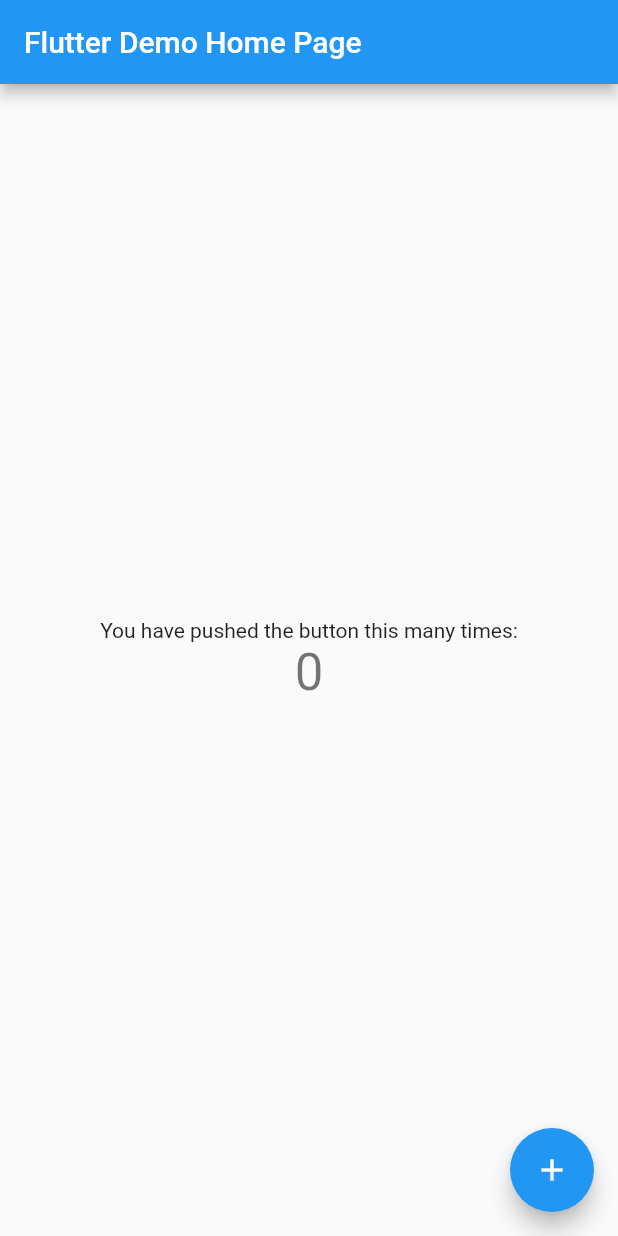
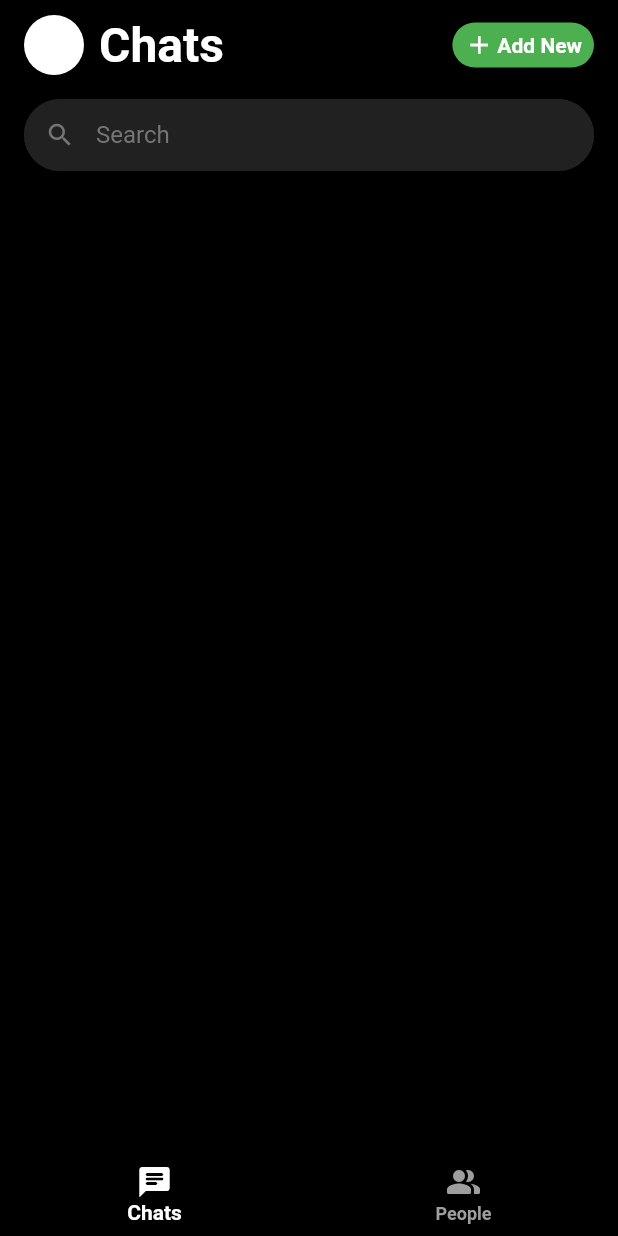
Before and after one commit to MajorGrey/MChat, a Flutter app: the screen it shows after launch, on a phone screen of 412 x 824 dp. Run offline on Flutter 3.47's test engine with Material 2 defaults, Android fonts, the phone set to English and light mode, and no system bars.

Commit message:
Header and Bottom UI

```diff
--- a/lib/main.dart
+++ b/lib/main.dart
@@ -1,3 +1,4 @@
+import 'package:MChat/pages/homepage.dart';
 import 'package:flutter/material.dart';
 
 void main() {
@@ -5,113 +6,21 @@ void main() {
 }
 
 class MyApp extends StatelessWidget {
-  // This widget is the root of your application.
   @override
   Widget build(BuildContext context) {
     return MaterialApp(
-      title: 'Flutter Demo',
+      title: 'MChat',
       theme: ThemeData(
-        // This is the theme of your application.
-        //
-        // Try running your application with "flutter run". You'll see the
-        // application has a blue toolbar. Then, without quitting the app, try
-        // changing the primarySwatch below to Colors.green and then invoke
-        // "hot reload" (press "r" in the console where you ran "flutter run",
-        // or simply save your changes to "hot reload" in a Flutter IDE).
-        // Notice that the counter didn't reset back to zero; the application
-        // is not restarted.
-        primarySwatch: Colors.blue,
-        // This makes the visual density adapt to the platform that you run
-        // the app on. For desktop platforms, the controls will be smaller and
-        // closer together (more dense) than on mobile platforms.
-        visualDensity: VisualDensity.adaptivePlatformDensity,
-      ),
-      home: MyHomePage(title: 'Flutter Demo Home Page'),
+          primarySwatch: Colors.green,
+          textTheme: TextTheme(
+            bodyText2: TextStyle(
+              color: Colors.white,
+            ),
+          ),
+          backgroundColor: Colors.black,
+          scaffoldBackgroundColor: Colors.black),
+      debugShowCheckedModeBanner: false,
+      home: HomePage(),
     );
   }
 }
-
-class MyHomePage extends StatefulWidget {
-  MyHomePage({Key key, this.title}) : super(key: key);
-
-  // This widget is the home page of your application. It is stateful, meaning
-  // that it has a State object (defined below) that contains fields that affect
-  // how it looks.
-
-  // This class is the configuration for the state. It holds the values (in this
-  // case the title) provided by the parent (in this case the App widget) and
-  // used by the build method of the State. Fields in a Widget subclass are
-  // always marked "final".
-
-  final String title;
-
-  @override
-  _MyHomePageState createState() => _MyHomePageState();
-}
-
-class _MyHomePageState extends State<MyHomePage> {
-  int _counter = 0;
-
-  void _incrementCounter() {
-    setState(() {
-      // This call to setState tells the Flutter framework that something has
-      // changed in this State, which causes it to rerun the build method below
-      // so that the display can reflect the updated values. If we changed
-      // _counter without calling setState(), then the build method would not be
-      // called again, and so nothing would appear to happen.
-      _counter++;
-    });
-  }
-
-  @override
-  Widget build(BuildContext context) {
-    // This method is rerun every time setState is called, for instance as done
-    // by the _incrementCounter method above.
-    //
-    // The Flutter framework has been optimized to make rerunning build methods
-    // fast, so that you can just rebuild anything that needs updating rather
-    // than having to individually change instances of widgets.
-    return Scaffold(
-      appBar: AppBar(
-        // Here we take the value from the MyHomePage object that was created by
-        // the App.build method, and use it to set our appbar title.
-        title: Text(widget.title),
-      ),
-      body: Center(
-        // Center is a layout widget. It takes a single child and positions it
-        // in the middle of the parent.
-        child: Column(
-          // Column is also a layout widget. It takes a list of children and
-          // arranges them vertically. By default, it sizes itself to fit its
-          // children horizontally, and tries to be as tall as its parent.
-          //
-          // Invoke "debug painting" (press "p" in the console, choose the
-          // "Toggle Debug Paint" action from the Flutter Inspector in Android
-          // Studio, or the "Toggle Debug Paint" command in Visual Studio Code)
-          // to see the wireframe for each widget.
-          //
-          // Column has various properties to control how it sizes itself and
-          // how it positions its children. Here we use mainAxisAlignment to
-          // center the children vertically; the main axis here is the vertical
-          // axis because Columns are vertical (the cross axis would be
-          // horizontal).
-          mainAxisAlignment: MainAxisAlignment.center,
-          children: <Widget>[
-            Text(
-              'You have pushed the button this many times:',
-            ),
-            Text(
-              '$_counter',
-              style: Theme.of(context).textTheme.headline4,
-            ),
-          ],
-        ),
-      ),
-      floatingActionButton: FloatingActionButton(
-        onPressed: _incrementCounter,
-        tooltip: 'Increment',
-        child: Icon(Icons.add),
-      ), // This trailing comma makes auto-formatting nicer for build methods.
-    );
-  }
-}
--- /dev/null
+++ b/lib/pages/chat_page.dart
@@ -0,0 +1,89 @@
+import 'package:flutter/material.dart';
+
+class ChatPage extends StatefulWidget {
+  @override
+  _ChatPageState createState() => _ChatPageState();
+}
+
+class _ChatPageState extends State<ChatPage> {
+  @override
+  Widget build(BuildContext context) {
+    return Scaffold(
+      body: SingleChildScrollView(
+        physics: BouncingScrollPhysics(),
+        child: Column(
+          crossAxisAlignment: CrossAxisAlignment.start,
+          children: [
+            SafeArea(
+              child: Padding(
+                padding: EdgeInsets.only(left: 16, right: 16, top: 10),
+                child: Row(
+                  mainAxisAlignment: MainAxisAlignment.spaceBetween,
+                  children: [
+                    CircleAvatar(
+                      backgroundColor: Colors.white,
+                    ),
+                    SizedBox(width: 10.0),
+                    Expanded(
+                      child: Text(
+                        "Chats",
+                        style: TextStyle(
+                            fontSize: 32, fontWeight: FontWeight.bold),
+                      ),
+                    ),
+                    Container(
+                      padding:
+                          EdgeInsets.only(left: 8, right: 8, top: 2, bottom: 2),
+                      height: 30,
+                      decoration: BoxDecoration(
+                        borderRadius: BorderRadius.circular(30),
+                        color: Colors.green,
+                      ),
+                      child: Row(
+                        children: [
+                          Icon(
+                            Icons.add,
+                            color: Colors.white,
+                            size: 20,
+                          ),
+                          SizedBox(
+                            width: 2,
+                          ),
+                          Text(
+                            "Add New",
+                            style: TextStyle(
+                                fontSize: 14, fontWeight: FontWeight.bold),
+                          ),
+                        ],
+                      ),
+                    ),
+                  ],
+                ),
+              ),
+            ),
+            Padding(
+              padding: EdgeInsets.only(top: 16, left: 16, right: 16),
+              child: TextField(
+                decoration: InputDecoration(
+                  hintText: "Search",
+                  hintStyle: TextStyle(color: Colors.grey.shade600),
+                  prefixIcon: Icon(
+                    Icons.search,
+                    color: Colors.grey.shade600,
+                    size: 20,
+                  ),
+                  filled: true,
+                  fillColor: Colors.grey.shade900,
+                  contentPadding: EdgeInsets.all(8),
+                  enabledBorder: OutlineInputBorder(
+                      borderRadius: BorderRadius.circular(30),
+                      borderSide: BorderSide(color: Colors.grey.shade900)),
+                ),
+              ),
+            ),
+          ],
+        ),
+      ),
+    );
+  }
+}
--- /dev/null
+++ b/lib/pages/homepage.dart
@@ -0,0 +1,29 @@
+import 'package:MChat/pages/chat_page.dart';
+import 'package:flutter/material.dart';
+
+class HomePage extends StatelessWidget {
+  @override
+  Widget build(BuildContext context) {
+    return Scaffold(
+      body: ChatPage(),
+      bottomNavigationBar: BottomNavigationBar(
+        backgroundColor: Colors.black,
+        selectedItemColor: Colors.white,
+        unselectedItemColor: Colors.grey,
+        selectedLabelStyle: TextStyle(fontWeight: FontWeight.w600),
+        unselectedLabelStyle: TextStyle(fontWeight: FontWeight.w600),
+        type: BottomNavigationBarType.fixed,
+        items: [
+          BottomNavigationBarItem(
+            icon: Icon(Icons.chat_rounded),
+            title: Text("Chats"),
+          ),
+          BottomNavigationBarItem(
+            icon: Icon(Icons.people_alt_rounded),
+            title: Text("People"),
+          ),
+        ],
+      ),
+    );
+  }
+}
```
Also changed, not shown: 1 other file.
